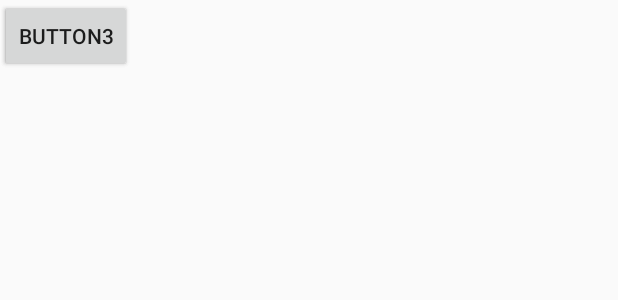
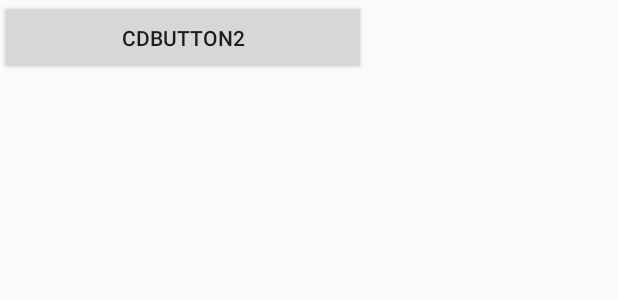
Before and after one commit to ZE0TRON/KosBakalim, an Android app: the layout classic_mode.xml on its own in the app's theme, with its tools: preview values and no code run, on a phone screen of 412 x 824 dp. Shown: the top 300 px of the screen. Run offline under Robolectric (Android 15) with nearby library versions, the phone set to English and light mode, and no system bars.

```diff
--- a/mobile/src/main/AndroidManifest.xml
+++ b/mobile/src/main/AndroidManifest.xml
@@ -17,6 +17,12 @@
                 <category android:name="android.intent.category.LAUNCHER" />
             </intent-filter>
         </activity>
+        <activity android:name=".classicMode"
+            android:parentActivityName=".MainActivity" >
+            <meta-data
+                android:name="android.support.PARENT_ACTIVITY"
+                android:value=".MainActivity" />
+        </activity>
     </application>
 
 </manifest>
--- a/mobile/src/main/res/layout/classic_mode.xml
+++ b/mobile/src/main/res/layout/classic_mode.xml
@@ -1,28 +1,18 @@
 <?xml version="1.0" encoding="utf-8"?>
-<LinearLayout xmlns:android="http://schemas.android.com/apk/res/android"
-    xmlns:app="http://schemas.android.com/apk/res-auto"
-    xmlns:tools="http://schemas.android.com/tools"
-    android:layout_width="match_parent"
-    android:layout_height="match_parent">
-
     <android.support.constraint.ConstraintLayout
+        xmlns:android="http://schemas.android.com/apk/res/android"
+        xmlns:app="http://schemas.android.com/apk/res-auto"
+        xmlns:tools="http://schemas.android.com/tools"
         android:layout_width="match_parent"
-        android:layout_height="match_parent">
+        android:layout_height="match_parent"
+        tools:context="com.kosutakimi.kosbakalim.classicMode">
 
         <Button
-            android:id="@+id/button2"
-            android:layout_width="wrap_content"
-            android:layout_height="wrap_content"
-            android:text="Button2"
-            tools:layout_editor_absoluteX="44dp"
-            tools:layout_editor_absoluteY="91dp" />
+            android:id="@+id/cdButton1"
+            android:layout_width="244dp"
+            android:layout_height="50dp"
+            android:text="cdButton2"
+            tools:layout_editor_absoluteX="58dp"
+            tools:layout_editor_absoluteY="260dp" />
 
-        <Button
-            android:id="@+id/button3"
-            android:layout_width="wrap_content"
-            android:layout_height="wrap_content"
-            android:text="Button3"
-            tools:layout_editor_absoluteX="200dp"
-            tools:layout_editor_absoluteY="214dp" />
-    </android.support.constraint.ConstraintLayout>
-</LinearLayout>
+</android.support.constraint.ConstraintLayout>
```
Also changed, not shown: mobile/src/main/java/com/kosutakimi/kosbakalim/MainActivity.java (+9 -3 lines), mobile/src/main/java/com/kosutakimi/kosbakalim/classicMode.java (renamed from mobile/src/main/java/com/kosutakimi/kosbakalim/yaris/classicMode.java, +32 -14 lines), mobile/src/main/res/layout/activity_main.xml (+15 -6 lines).
